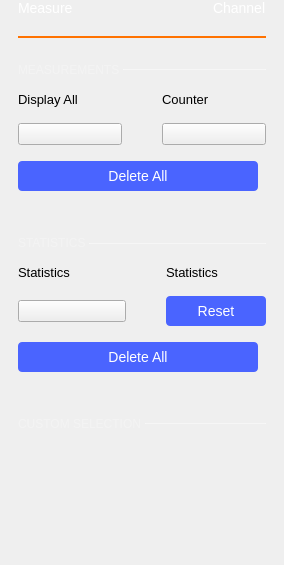
analogdevicesinc/scopy, file ui/measure_settings.ui: the form before one commit.
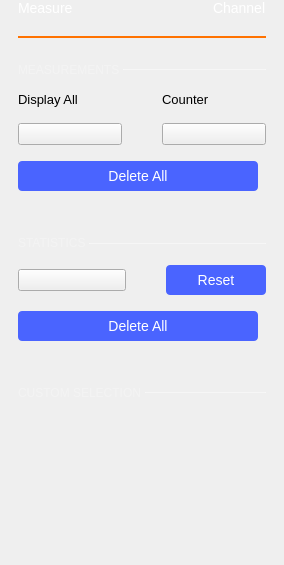
The form after the commit. Custom widgets are drawn as their Qt base class.

Commit message: Oscilloscope: Remove duplicate labels.

Patch:
```diff
--- a/ui/measure_settings.ui
+++ b/ui/measure_settings.ui
@@ -401,34 +401,14 @@
        <property name="verticalSpacing">
         <number>16</number>
        </property>
-       <item row="0" column="1">
-        <widget class="QLabel" name="label_5">
-         <property name="styleSheet">
-          <string notr="true">font-size: 13px;</string>
-         </property>
-         <property name="text">
-          <string>Statistics</string>
-         </property>
-        </widget>
-       </item>
-       <item row="1" column="0">
+       <item row="0" column="0">
         <widget class="adiscope::CustomSwitch" name="button_StatisticsEn">
          <property name="checkable">
           <bool>true</bool>
          </property>
         </widget>
        </item>
-       <item row="0" column="0">
-        <widget class="QLabel" name="label_4">
-         <property name="styleSheet">
-          <string notr="true">font-size: 13px;</string>
-         </property>
-         <property name="text">
-          <string>Statistics</string>
-         </property>
-        </widget>
-       </item>
-       <item row="1" column="1">
+       <item row="0" column="1">
         <widget class="QPushButton" name="button_StatisticsReset">
          <property name="styleSheet">
           <string notr="true">QPushButton {
@@ -458,7 +438,7 @@
          </property>
         </widget>
        </item>
-       <item row="2" column="0" colspan="2">
+       <item row="1" column="0" colspan="2">
         <widget class="QPushButton" name="button_statsDeleteAll">
          <property name="styleSheet">
           <string notr="true">QPushButton {
```
The commit also changes 1 other file.
